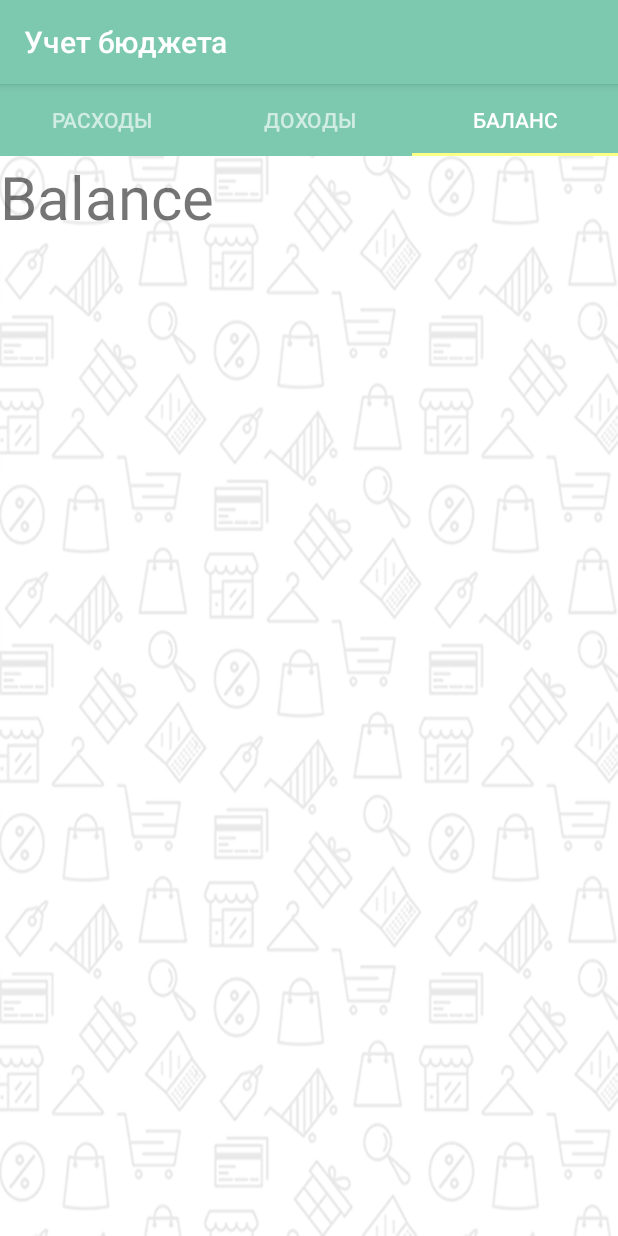
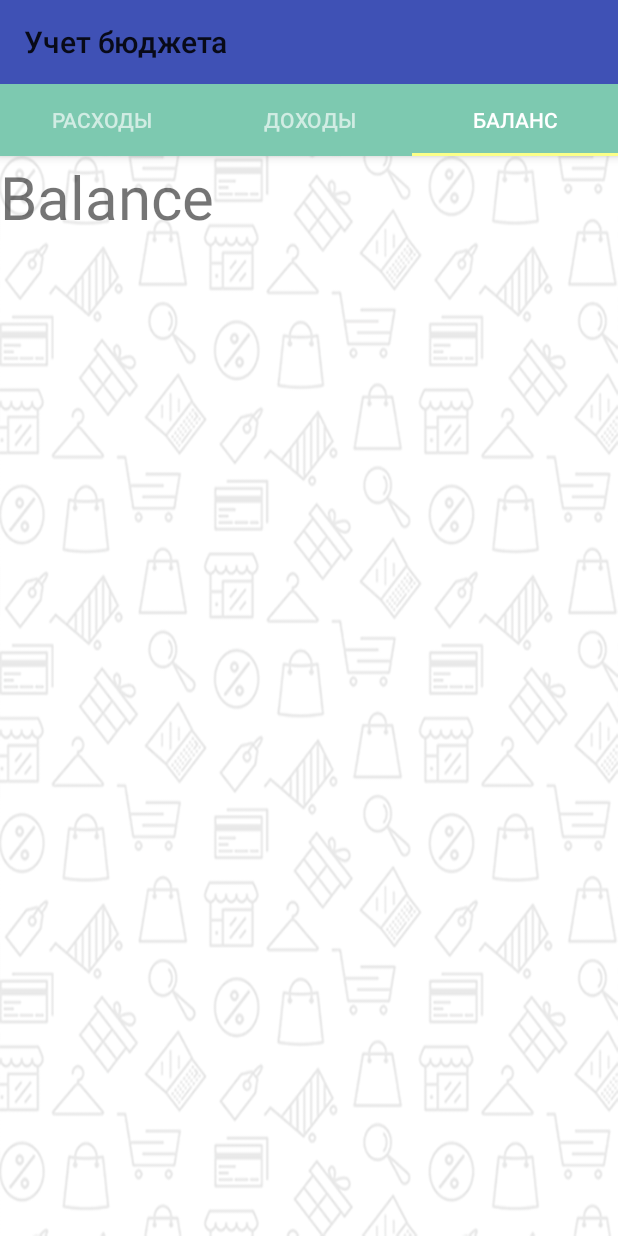
Before and after one commit to Sinetskiy/AndroidMoneyTracker, an Android app: the screen it shows after launch (MainActivity), tab 3 chosen, on a phone screen of 412 x 824 dp. Run offline under Robolectric (Android 15) with nearby library versions, the phone set to English and light mode, and no system bars.

Commit message:
leason6 Material Design

```diff
--- a/app/build.gradle
+++ b/app/build.gradle
@@ -24,6 +24,7 @@ dependencies {
 
     compile 'com.android.support:appcompat-v7:25.3.1'
     compile 'com.android.support:design:25.3.1'
+    compile 'com.android.support:cardview-v7:25.3.1'
 
 
     compile 'com.squareup.retrofit2:retrofit:2.3.0'
--- a/app/src/main/java/moneytrackerjune17/loftschool/com/loftschoolmoneytrackerjune17/Item.java
+++ b/app/src/main/java/moneytrackerjune17/loftschool/com/loftschoolmoneytrackerjune17/Item.java
@@ -1,10 +1,12 @@
 package moneytrackerjune17.loftschool.com.loftschoolmoneytrackerjune17;
+
+import java.io.Serializable;
 
 /**
  * Created by andreysinetskiy on 29.06.17.
  */
 
-public class Item {
+public class Item implements Serializable {
     public static final String TYPE_EXPENSE = "expense";
     public static final String TYPE_INCOME = "income";
 
--- a/app/src/main/java/moneytrackerjune17/loftschool/com/loftschoolmoneytrackerjune17/ItemsFragment.java
+++ b/app/src/main/java/moneytrackerjune17/loftschool/com/loftschoolmoneytrackerjune17/ItemsFragment.java
@@ -1,5 +1,6 @@
 package moneytrackerjune17.loftschool.com.loftschoolmoneytrackerjune17;
 
+import android.content.Intent;
 import android.os.Bundle;
 import android.support.annotation.Nullable;
 import android.support.v4.app.Fragment;
@@ -11,12 +12,12 @@ import android.view.LayoutInflater;
 import android.view.View;
 import android.view.ViewGroup;
 import android.widget.Toast;
-
 import java.util.List;
-
 import moneytrackerjune17.loftschool.com.loftschoolmoneytrackerjune17.api.AddResult;
 import moneytrackerjune17.loftschool.com.loftschoolmoneytrackerjune17.api.Result;
 import moneytrackerjune17.loftschool.com.loftschoolmoneytrackerjune17.api.LSApi;
+import static android.app.Activity.RESULT_OK;
+import static moneytrackerjune17.loftschool.com.loftschoolmoneytrackerjune17.AddItemActivity.RC_ADD_ITEM;
 
 /**
  * Created by andreysinetskiy on 29.06.17.
@@ -33,6 +34,7 @@ public class ItemsFragment extends Fragment {
 
     private String type;
     private LSApi api;
+    private View add;
 
     @Nullable
     @Override
@@ -46,6 +48,16 @@ public class ItemsFragment extends Fragment {
 
         final RecyclerView items = (RecyclerView) view.findViewById(R.id.items);
         items.setAdapter(adapter);
+        add = view.findViewById(R.id.add);
+        add.setOnClickListener(new View.OnClickListener(){
+
+            @Override
+            public void onClick(View v) {
+                Intent intent = new Intent(getActivity(), AddItemActivity.class);
+                intent.putExtra(AddItemActivity.EXTRA_TYPE , type);
+                startActivityForResult(intent, AddItemActivity.RC_ADD_ITEM);
+            }
+        });
 
         type = getArguments().getString(ARG_TYPE);
         api = ((LSApp) getActivity().getApplication()).api();
@@ -88,6 +100,15 @@ public class ItemsFragment extends Fragment {
             public void onLoaderReset(Loader<List<Item>> loader) {
             }
         }).forceLoad();
+    }
+
+    @Override
+    public void onActivityResult(int requestCode, int resultCode, Intent data) {
+        if(requestCode == RC_ADD_ITEM && resultCode == RESULT_OK){
+            Item item = (Item) data.getSerializableExtra(AddItemActivity.RESULT_ITEM);
+            Toast toast = Toast.makeText(getContext(), item.name + " " + item.price, Toast.LENGTH_LONG);
+            toast.show();
+        }
     }
 
     private void addItem(final Item item) {
--- a/app/src/main/java/moneytrackerjune17/loftschool/com/loftschoolmoneytrackerjune17/MainActivity.java
+++ b/app/src/main/java/moneytrackerjune17/loftschool/com/loftschoolmoneytrackerjune17/MainActivity.java
@@ -6,6 +6,7 @@ import android.support.v4.app.Fragment;
 import android.support.v4.app.FragmentPagerAdapter;
 import android.support.v4.view.ViewPager;
 import android.support.v7.app.AppCompatActivity;
+import android.support.v7.widget.Toolbar;
 
 public class MainActivity extends AppCompatActivity {
 
@@ -15,7 +16,9 @@ public class MainActivity extends AppCompatActivity {
         setContentView(R.layout.activity_main);
         final TabLayout tabs = (TabLayout) findViewById(R.id.tabs);
         final ViewPager pages = (ViewPager) findViewById(R.id.pages);
+        final Toolbar toolbar = (Toolbar) findViewById(R.id.toolbar);
 
+        setSupportActionBar(toolbar);
         pages.setAdapter(new MainPagerAdapter());
         tabs.setupWithViewPager(pages);
 
--- a/app/src/main/res/layout/activity_main.xml
+++ b/app/src/main/res/layout/activity_main.xml
@@ -1,29 +1,32 @@
 <?xml version="1.0" encoding="utf-8"?>
-<FrameLayout xmlns:android="http://schemas.android.com/apk/res/android"
+
+<android.support.design.widget.CoordinatorLayout xmlns:android="http://schemas.android.com/apk/res/android"
     xmlns:app="http://schemas.android.com/apk/res-auto"
-    xmlns:tools="http://schemas.android.com/tools"
     android:layout_width="match_parent"
     android:layout_height="match_parent"
-    android:background="@drawable/bg_pattern"
-    tools:context="moneytrackerjune17.loftschool.com.loftschoolmoneytrackerjune17.MainActivity">
+    android:background="@drawable/bg_pattern">
 
-    <LinearLayout
+    <android.support.design.widget.AppBarLayout
         android:layout_width="match_parent"
-        android:layout_height="wrap_content"
-        android:orientation="vertical">
+        android:layout_height="wrap_content">
+
+        <android.support.v7.widget.Toolbar
+            android:layout_width="match_parent"
+            android:layout_height="?attr/actionBarSize"
+            android:id="@+id/toolbar"/>
 
         <android.support.design.widget.TabLayout
             android:id="@+id/tabs"
+            style="@style/Tabs"
             app:tabIndicatorColor="@color/tab_indicator"
             app:tabSelectedTextColor="@color/white"
-            app:tabTextColor="@color/litle_gray"
-            style="@style/Tabs" />
+            app:tabTextColor="@color/litle_gray" />
+    </android.support.design.widget.AppBarLayout>
 
-        <android.support.v4.view.ViewPager
-            android:id="@+id/pages"
-            android:layout_width="match_parent"
-            android:layout_height="match_parent" />
+    <android.support.v4.view.ViewPager
+        android:id="@+id/pages"
+        android:layout_width="match_parent"
+        android:layout_height="match_parent"
+        app:layout_behavior="@string/appbar_scrolling_view_behavior"/>
 
-    </LinearLayout>
-
-</FrameLayout>
+</android.support.design.widget.CoordinatorLayout>
--- a/app/src/main/res/layout/items.xml
+++ b/app/src/main/res/layout/items.xml
@@ -11,4 +11,10 @@
         android:layout_height="match_parent"
         app:layoutManager="android.support.v7.widget.LinearLayoutManager" />
 
+    <android.support.design.widget.FloatingActionButton
+        android:id="@+id/add"
+        android:layout_width="wrap_content"
+        android:layout_height="wrap_content"
+        android:layout_gravity="bottom|end" />
+
 </FrameLayout>
--- a/app/src/main/res/values/colors.xml
+++ b/app/src/main/res/values/colors.xml
@@ -13,4 +13,10 @@
     <color name="black__27">#45000000</color>
     <color name="litle_gray">#a6ffffff</color>
     <color name="tab_indicator">#fbff88</color>
+    <color name="colorPrimary">#3F51B5</color>
+    <color name="colorPrimaryDark">#303F9F</color>
+    <color name="colorAccent">#FF4081</color>
+    <color name="colorWhite">#FFFFFF</color>
+    <color name="colorLightYellow">#FCC418</color>
+    <color name="colorDarkYellow">#E6AE1E</color>
 </resources>
--- a/app/src/main/res/values/strings.xml
+++ b/app/src/main/res/values/strings.xml
@@ -9,6 +9,7 @@
     <string name="incomes">доходы</string>
     <string name="balance">Баланс</string>
     <string name="error">Произошла ошибка</string>
+    <string name="new_item">Новая запись</string>
 
     <array name="main_pager_titles">
         <item>@string/expenses</item>
--- a/app/src/main/res/values/styles.xml
+++ b/app/src/main/res/values/styles.xml
@@ -52,4 +52,14 @@
         <item name="android:textStyle">normal</item>
     </style>
 
+    <style name="AppTheme.Toolbar" parent="Theme.AppCompat.Light.NoActionBar">
+
+        <item name="colorPrimary">@color/colorPrimary</item>
+        <item name="colorPrimaryDark">@color/colorPrimaryDark</item>
+        <item name="colorAccent">@color/colorAccent</item>
+        <item name="actionModeBackground">@color/colorPrimary</item>
+        <item name="windowActionModeOverlay">true</item>
+
+    </style>
+
 </resources>
```
Also changed, not shown: app/src/main/AndroidManifest.xml (+15 -2 lines), app/src/main/java/moneytrackerjune17/loftschool/com/loftschoolmoneytrackerjune17/AddItemActivity.java (renamed from app/src/main/java/moneytrackerjune17/loftschool/com/loftschoolmoneytrackerjune17/TempACtivity.java, +21 -2 lines), app/src/main/res/layout/activity_add.xml (+14 -9 lines).
